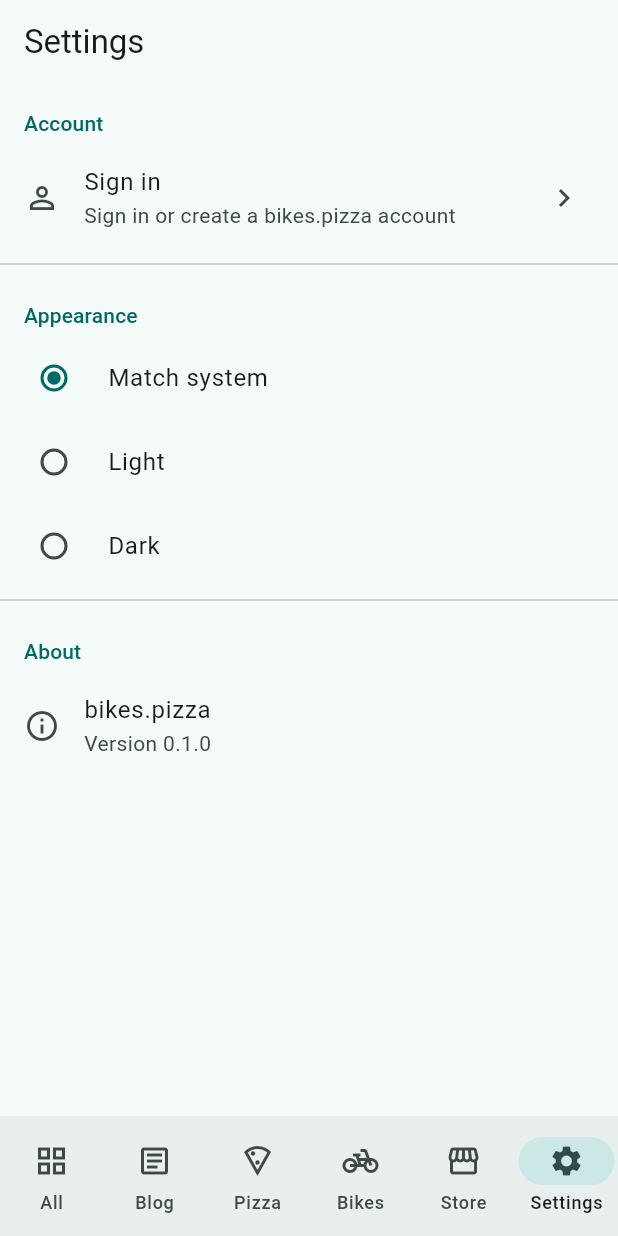
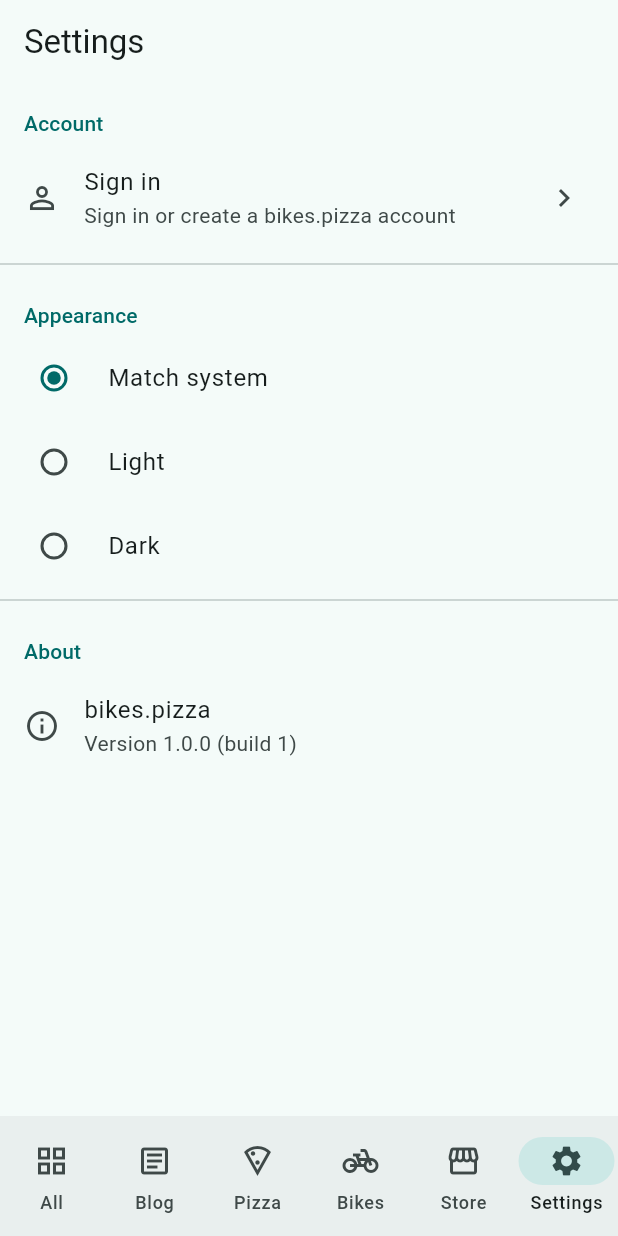
Before and after one commit to andypohl/bikes-pizza-app, a Flutter app: the screen it shows after launch, item 6 of the bottom bar chosen, on a phone screen of 412 x 824 dp. Run offline on Flutter 3.47's test engine with Material 3 defaults, Android fonts, the phone set to English and light mode, and no system bars; our stand-ins replace cached_network_image, cloud_functions, firebase_auth, firebase_core, flutter_widget_from_html_core, google_sign_in and 4 more; accounts and stored records are empty; network calls fail.

Commit message:
App: show the built version on the About tile instead of a hard-coded 0.1.0
Read from the package (package_info_plus), so it follows pubspec.yaml: "Version 1.0.0 (build 1)".

Co-Authored-By: Claude Fable 5.1 <noreply@anthropic.com>
Claude-Session: https://claude.ai/code/session_016Wb6EqGajyYiM3q5ZEhikR

```diff
--- a/lib/screens/settings_screen.dart
+++ b/lib/screens/settings_screen.dart
@@ -1,4 +1,5 @@
 import 'package:flutter/material.dart';
+import 'package:package_info_plus/package_info_plus.dart';
 
 import '../account/account_screen.dart';
 import '../account/member_service.dart';
@@ -11,8 +12,6 @@ class SettingsScreen extends StatelessWidget {
 
   final AuthService auth;
   final MemberService? members;
-
-  static const _appVersion = '0.1.0';
 
   @override
   Widget build(BuildContext context) {
@@ -50,11 +49,7 @@ class SettingsScreen extends StatelessWidget {
           ),
           const Divider(),
           const _SectionHeader('About'),
-          const ListTile(
-            leading: Icon(Icons.info_outline),
-            title: Text('bikes.pizza'),
-            subtitle: Text('Version $_appVersion'),
-          ),
+          const _AboutTile(),
         ],
       ),
     );
@@ -191,3 +186,27 @@ class _SectionHeader extends StatelessWidget {
     );
   }
 }
+
+/// The app's name and the version it was built with (from pubspec.yaml,
+/// via the platform's package info), so this never goes stale.
+class _AboutTile extends StatelessWidget {
+  const _AboutTile();
+
+  @override
+  Widget build(BuildContext context) {
+    return FutureBuilder<PackageInfo>(
+      future: PackageInfo.fromPlatform(),
+      builder: (context, snapshot) {
+        final info = snapshot.data;
+        final version = info == null
+            ? 'Version …'
+            : 'Version ${info.version} (build ${info.buildNumber})';
+        return ListTile(
+          leading: const Icon(Icons.info_outline),
+          title: const Text('bikes.pizza'),
+          subtitle: Text(version),
+        );
+      },
+    );
+  }
+}
--- a/pubspec.yaml
+++ b/pubspec.yaml
@@ -47,6 +47,7 @@ dependencies:
   crypto: ^3.0.7
   cloud_functions: ^6.4.0
   image_picker: ^1.2.1
+  package_info_plus: ^10.2.1
 
 dev_dependencies:
   flutter_test:
```
Also changed, not shown: pubspec.lock, 1 other file.
